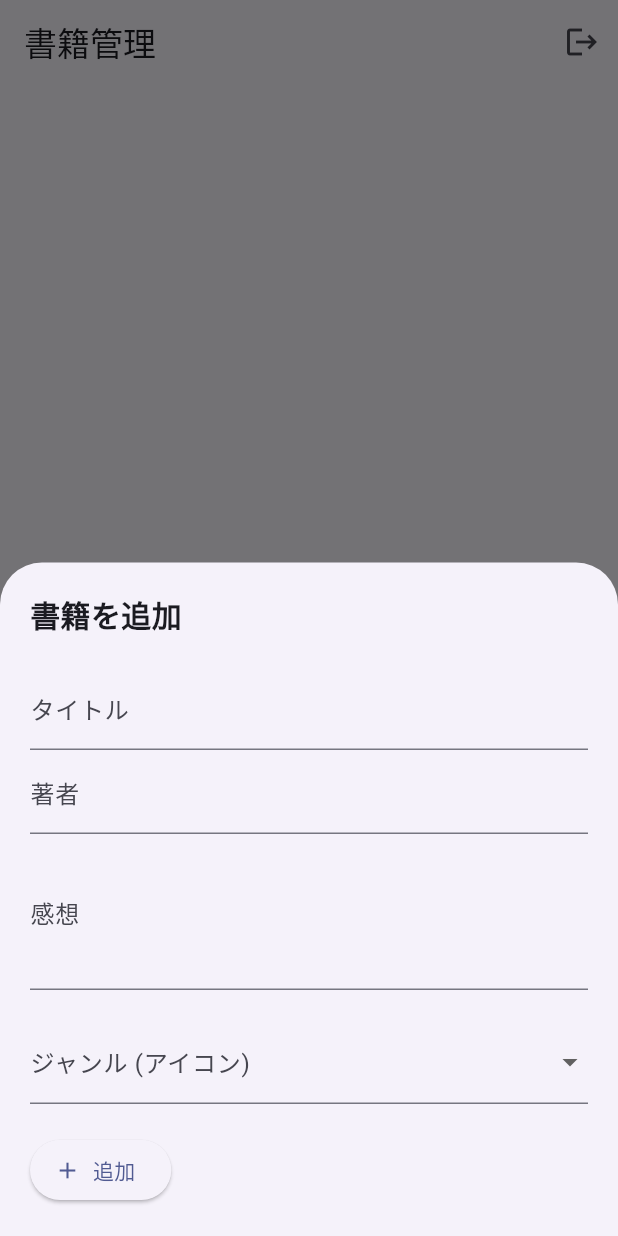
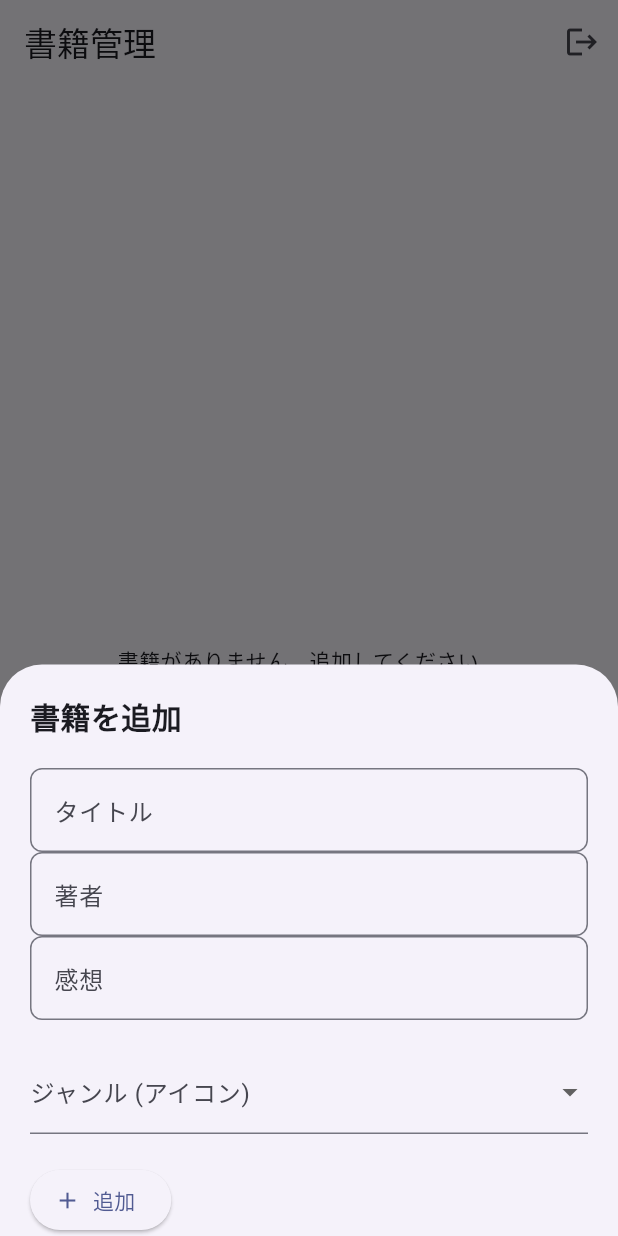
Before and after one commit to Fukumoto0141/2024-flutter-class, a Flutter app: the screen it shows once a user with an empty profile is signed in, after a tap on the "add" icon, on a phone screen of 412 x 824 dp. Run offline on Flutter 3.47's test engine with Material 3 defaults, Android fonts, the phone set to English and light mode, and no system bars; our stand-ins replace cloud_firestore, firebase_auth, firebase_core; accounts and stored records are empty; network calls fail.

Commit message:
リファクタ

```diff
--- a/book_app/lib/main.dart
+++ b/book_app/lib/main.dart
@@ -15,7 +15,9 @@ void main() async {
     options: DefaultFirebaseOptions.currentPlatform, // 現在のプラットフォーム用の Firebase 設定を使用
   );
   // MyApp ウィジェットを実行
-  runApp(const MyApp());
+  runApp(
+    const MyApp(),
+  );
 }
 
 // MyApp ウィジェット: アプリケーションのルートウィジェット
--- a/book_app/lib/screens/book_list_page.dart
+++ b/book_app/lib/screens/book_list_page.dart
@@ -4,6 +4,7 @@ import 'package:firebase_auth/firebase_auth.dart';
 import 'package:flutter/material.dart';
 import '../widgets/book_card.dart'; // BookCard ウィジェットをインポート
 import 'book_detail_page.dart'; // BookDetailPage をインポート
+import '../widgets/custom_text_field.dart';
 
 // アイコン情報を保持するクラス
 class IconInfo {
@@ -108,18 +109,17 @@ class _BookListPageState extends State<BookListPage> {
                   children: <Widget>[
                     const Text('書籍を追加', style: TextStyle(fontSize: 20, fontWeight: FontWeight.bold)),
                     const SizedBox(height: 20),
-                  TextField(
+                    CustomTextField(
                       controller: titleController,
-                    decoration: const InputDecoration(labelText: 'タイトル'),
+                      labelText: 'タイトル',
                     ),
-                  TextField(
+                    CustomTextField(
                       controller: authorController,
-                    decoration: const InputDecoration(labelText: '著者'),
+                      labelText: '著者',
                     ),
-                  TextField(
+                    CustomTextField(
                       controller: reviewController,
-                    decoration: const InputDecoration(labelText: '感想'),
-                    maxLines: 3,
+                      labelText: '感想',
                     ),
                     const SizedBox(height: 20),
                     DropdownButtonFormField<String>(
@@ -156,12 +156,12 @@ class _BookListPageState extends State<BookListPage> {
                       icon: const Icon(Icons.add),
                       label: const Text('追加'),
                     ),
-                  const SizedBox(height: 20),
                   ],
                 ),
               ),
             );
-        });
+          },
+        );
       },
     ).whenComplete(() {
       // モーダルが閉じたときにコントローラーをクリア
--- a/book_app/lib/screens/login_page.dart
+++ b/book_app/lib/screens/login_page.dart
@@ -2,6 +2,8 @@
 import 'package:flutter/material.dart';
 // Firebase Auth パッケージをインポート
 import 'package:firebase_auth/firebase_auth.dart';
+import '../widgets/custom_text_field.dart';
+import '../widgets/custom_button.dart';
 
 // ログインページの StatefulWidget
 class LoginPage extends StatefulWidget {
@@ -72,22 +74,22 @@ class _LoginPageState extends State<LoginPage> {
                     ),
                     const SizedBox(height: 16), // スペーサー
                     // メールアドレス入力フィールド
-                    TextField(
+                    CustomTextField(
                       controller: emailController,
-                      decoration: const InputDecoration(labelText: 'メールアドレス'),
+                      labelText: 'メールアドレス',
                     ),
                     const SizedBox(height: 8), // スペーサー
                     // パスワード入力フィールド
-                    TextField(
+                    CustomTextField(
                       controller: passwordController,
+                      labelText: 'パスワード',
                       obscureText: true, // パスワードを隠す
-                      decoration: const InputDecoration(labelText: 'パスワード'),
                     ),
                     const SizedBox(height: 16), // スペーサー
                     // 認証ボタン (ログインまたは登録)
-                    ElevatedButton(
+                    CustomButton(
                       onPressed: handleAuth, // ボタンが押されたら認証処理を実行
-                      child: Text(isLogin ? 'ログイン' : '登録'),
+                      text: isLogin ? 'ログイン' : '登録',
                     ),
                     // モード切り替えボタン (新規登録はこちらまたはログインはこちら)
                     TextButton(
--- /dev/null
+++ b/book_app/lib/widgets/custom_button.dart
@@ -0,0 +1,29 @@
+import 'package:flutter/material.dart';
+
+class CustomButton extends StatelessWidget {
+  final VoidCallback onPressed;
+  final String text;
+  final IconData? icon;
+
+  const CustomButton({
+    Key? key,
+    required this.onPressed,
+    required this.text,
+    this.icon,
+  }) : super(key: key);
+
+  @override
+  Widget build(BuildContext context) {
+    return ElevatedButton.icon(
+      onPressed: onPressed,
+      icon: icon != null ? Icon(icon) : const SizedBox.shrink(),
+      label: Text(text),
+      style: ElevatedButton.styleFrom(
+        padding: const EdgeInsets.symmetric(vertical: 12, horizontal: 20),
+        shape: RoundedRectangleBorder(
+          borderRadius: BorderRadius.circular(8.0),
+        ),
+      ),
+    );
+  }
+}
--- /dev/null
+++ b/book_app/lib/widgets/custom_text_field.dart
@@ -0,0 +1,28 @@
+import 'package:flutter/material.dart';
+
+class CustomTextField extends StatelessWidget {
+  final TextEditingController controller;
+  final String labelText;
+  final bool obscureText;
+
+  const CustomTextField({
+    Key? key,
+    required this.controller,
+    required this.labelText,
+    this.obscureText = false,
+  }) : super(key: key);
+
+  @override
+  Widget build(BuildContext context) {
+    return TextField(
+      controller: controller,
+      obscureText: obscureText,
+      decoration: InputDecoration(
+        labelText: labelText,
+        border: OutlineInputBorder(
+          borderRadius: BorderRadius.circular(8.0),
+        ),
+      ),
+    );
+  }
+}
```
Also changed, not shown: book_app/lib/services/auth_service.dart (+16 -0 lines), book_app/lib/services/book_service.dart (+21 -0 lines). Lines whose indentation alone changed are shown as unchanged.
